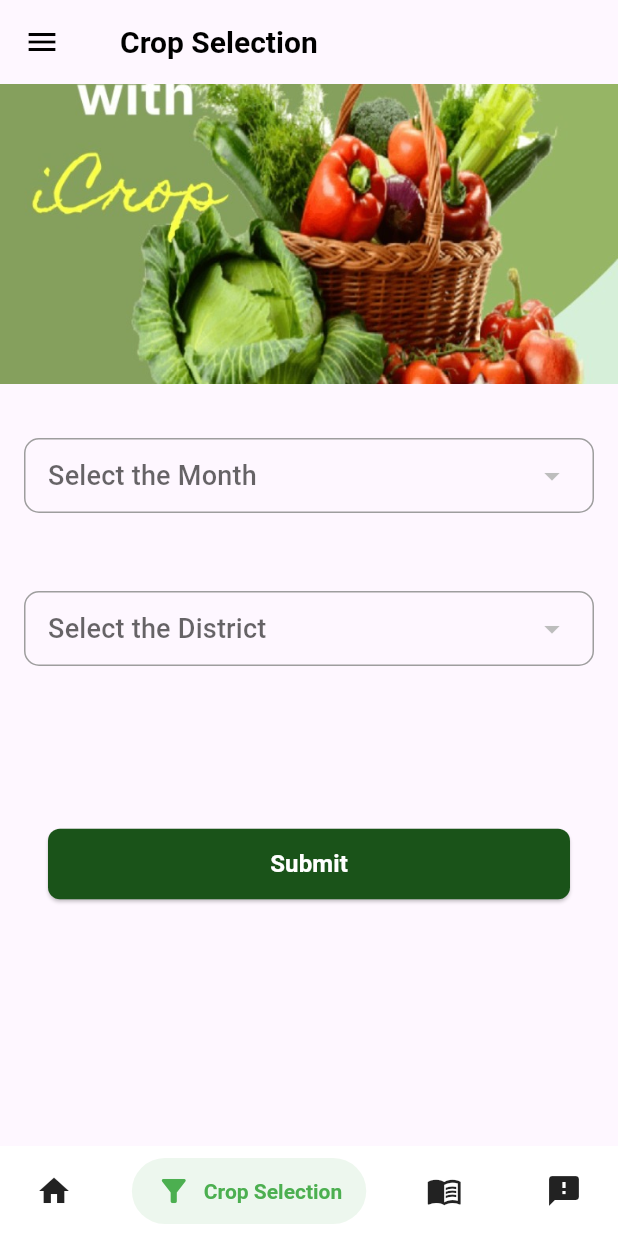
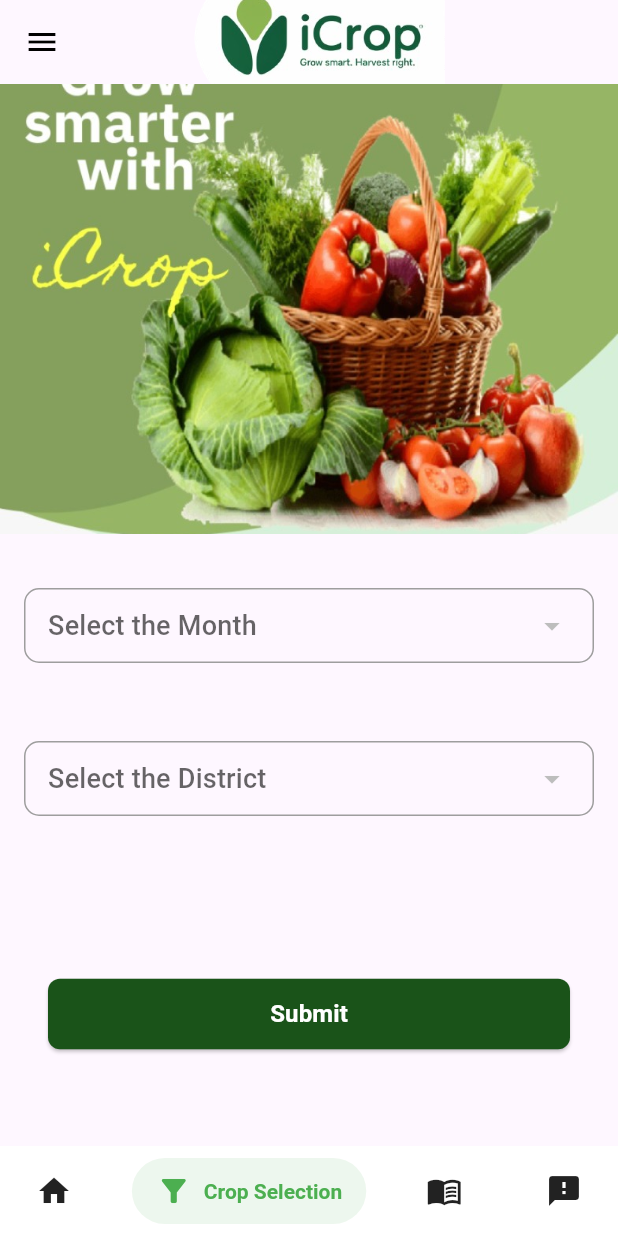
Before and after one commit to Nethmi-Vaas/CapstoneProject, a Flutter app: the screen it shows after launch, item 2 of the bottom bar chosen, on a phone screen of 412 x 824 dp. Run offline on Flutter 3.47's test engine with Material 3 defaults, Android fonts, the phone set to English and light mode, and no system bars; drawn by our look-alikes of salomon_bottom_bar; our stand-ins replace cloud_firestore, firebase_core, fl_chart, percent_indicator; accounts and stored records are empty.

```diff
--- a/lib/Pages/dropD.dart
+++ b/lib/Pages/dropD.dart
@@ -60,7 +60,7 @@ class _DropDownState extends State<DropDown> {
     return Image.asset(
       'assets/New folder/Home_01.jpg', // Replace with your image path
       width: double.infinity,
-      height:200, // Adjust the height as needed
+      height:300, // Adjust the height as needed
       fit: BoxFit.cover,
     );
   }
--- a/lib/widgets/appbar.dart
+++ b/lib/widgets/appbar.dart
@@ -27,18 +27,16 @@ class CustomAppBar extends StatelessWidget implements PreferredSizeWidget {
   children: [
     if (leadingIcon != null) leadingIcon!,
     const SizedBox(width: 8),
-          Text(
-            title,
-            style: const TextStyle(
-              color: Colors.black,
-              fontSize: 20,
-              fontWeight: FontWeight.bold,
-            ),
+    Image.asset(
+      'assets/Logo/logo.png', // Replace with your image path
+      width: 250, // Adjust width as needed
+      height: 250, // Adjust height as needed
     ),
     const Spacer(),
     if (actions != null) ...actions!,
   ],
 ),
+
     );
   }
 
--- a/lib/widgets/drawer.dart
+++ b/lib/widgets/drawer.dart
@@ -1,4 +1,5 @@
 import 'package:flutter/material.dart';
+import 'package:flutter_application_2/Pages/dashboard.dart';
 
 import '../Pages/dropD.dart';
 import '../Pages/feedbacks.dart';
@@ -26,7 +27,8 @@ class CustomDrawer extends StatelessWidget {
             ),
           ),
           _buildDrawerItem(context, Icons.home, 'Home', () {
-            Navigator.pop(context);
+            Navigator.push(context,
+            MaterialPageRoute(builder: (context) => const DashBoardHome()));
           }),
           _buildDrawerItem(context, Icons.grass, 'Crop Selection', () {
             Navigator.push(context,
```
Also changed, not shown: assets/User_Guide/image_01.jpg, assets/User_Guide/image_02.jpg, assets/User_Guide/image_03.jpg, pubspec.lock. Lines whose indentation alone changed are shown as unchanged.
